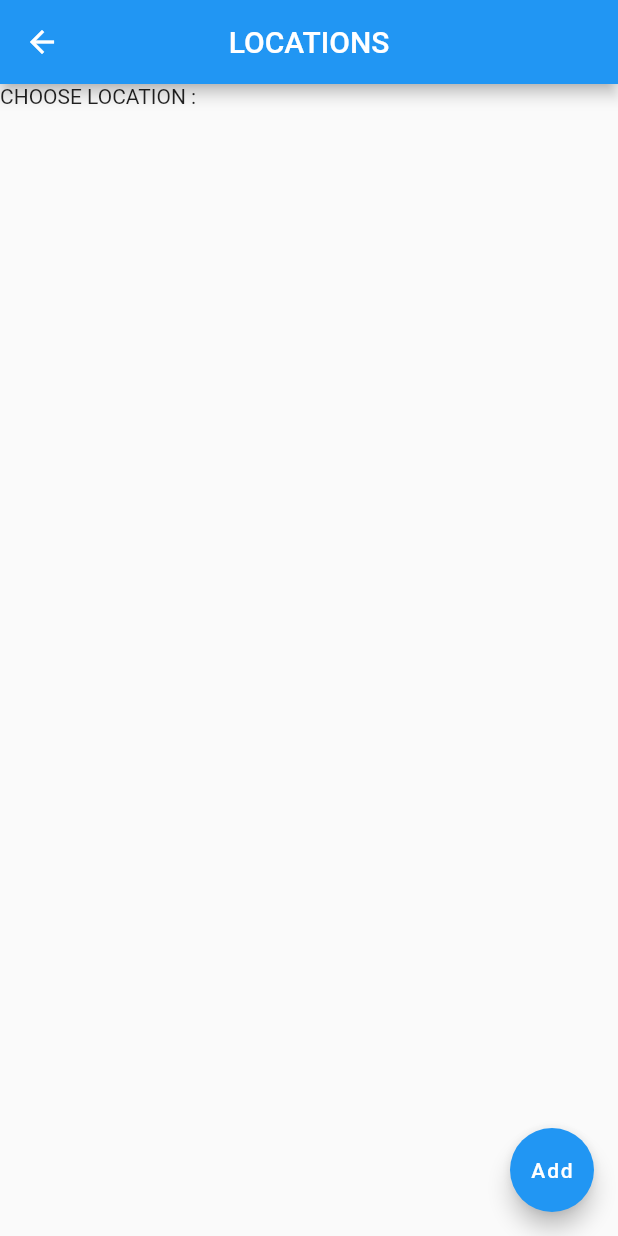
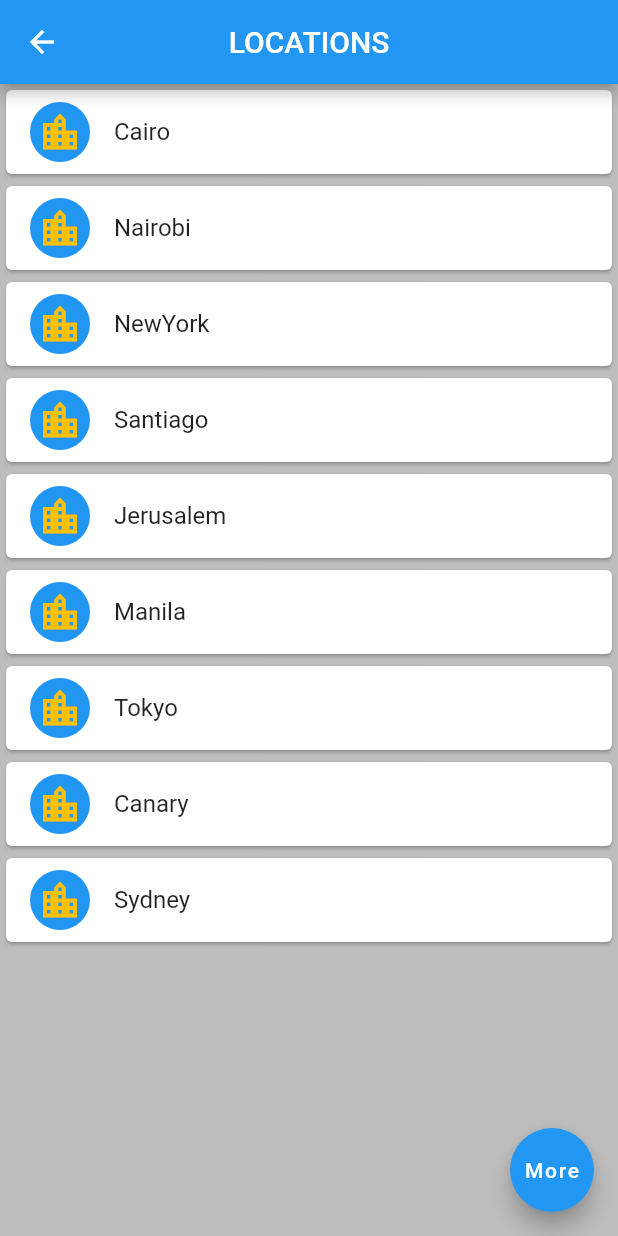
Before and after one commit to muchirajunior/flutter, a Flutter app: the screen it shows after launch, after a tap on "find new Location", on a phone screen of 412 x 824 dp. Run offline on Flutter 3.47's test engine with Material 2 defaults, Android fonts, the phone set to English and light mode, and no system bars; our stand-ins replace flutter_spinkit; network calls fail.

Commit message:
world time app complete

```diff
--- a/world_time/lib/network/worldtime.dart
+++ b/world_time/lib/network/worldtime.dart
@@ -7,18 +7,21 @@ class WorldTime{
   var realtime;
   var url;
   var flag;
+  bool daytime;
 
   WorldTime({this.location,this.flag,this.url});
 
   Future<void> getTime() async {
     try{
-    Response response = await get(Uri.parse('http://worldtimeapi.org/api/timezone/$url'));
+    var response = await get(Uri.parse('https://worldtimeapi.org/api/timezone/$url'));
      Map data=jsonDecode(response.body);
      var datetime=data['utc_datetime'];
      var offset=data['utc_offset'].substring(1,3);
 
      DateTime time=DateTime.parse(datetime);
      time=time.add(Duration(hours:int.parse(offset)));
+
+     daytime= time.hour >6 && time.hour<19 ? true : false;
 
      realtime=DateFormat.jm().format(time);
 
--- a/world_time/lib/pages/home.dart
+++ b/world_time/lib/pages/home.dart
@@ -7,50 +7,69 @@ class Home extends StatefulWidget {
 }
 
 class _HomeState extends State<Home> {
-     Map data={};
+  Map data = {};
 
   @override
   Widget build(BuildContext context) {
-
-   data=ModalRoute.of(context).settings.arguments;
-
-
+    data = data.isNotEmpty ? data : ModalRoute.of(context).settings.arguments;
+    print(data);
+    Color backcolor;
+    if (data['isdaytime'] == true) {
+      backcolor = Colors.lightBlue;
+    } else {
+      backcolor = Colors.grey[700];
+    }
     return Scaffold(
+        backgroundColor: backcolor,
         body: Center(
           child: Column(
             mainAxisAlignment: MainAxisAlignment.center,
             children: <Widget>[
               FlatButton.icon(
-              onPressed: () {
-                Navigator.pushNamed(context, '/location');
+                onPressed: () async {
+                  //getting data from pop back
+                  dynamic results =
+                      await Navigator.pushNamed(context, '/location');
+                  setState(() {
+                    data = {
+                      "time": results['time'],
+                      "location": results['location'],
+                      "isdaytime": results['isdaytime'],
+                      'flag': results['flag']
+                    };
+
+                    //update the background color
+                    if (data['isdaytime'] == true) {
+                        backcolor = Colors.lightBlue;
+                      } else {
+                        backcolor = Colors.grey[700];
+                      }
+                  });
                 },
                 icon: Icon(Icons.edit_location,
-                 size: 60,
-                 color: Colors.amber,
-              ),
+                    size: 60, color: Colors.grey[300]),
                 label: Text("find new Location",
                     style: TextStyle(
                       fontSize: 15,
+                      color: Colors.grey[200],
                     )),
-
               ),
-
-              SizedBox(height:20),
+              SizedBox(height: 20),
               Text(
                 data['location'],
                 style: TextStyle(
                   letterSpacing: 2,
-                  fontSize:28,
-
+                  fontSize: 28,
+                  color: Colors.white,
                 ),
               ),
-
-              SizedBox(height:20),
+              SizedBox(height: 20),
               Text(
                 data['time'],
                 style: TextStyle(
                   letterSpacing: 2,
-                  fontSize:50,
+                  fontSize: 50,
+                  color: Colors.white,
                 ),
               ),
             ],
--- a/world_time/lib/pages/loading.dart
+++ b/world_time/lib/pages/loading.dart
@@ -1,41 +1,42 @@
 import 'package:flutter/material.dart';
 import 'package:world_time/network/worldtime.dart';
+import 'package:flutter_spinkit/flutter_spinkit.dart';
+
 class Loading extends StatefulWidget {
   @override
   _LoadingState createState() => _LoadingState();
 }
 
 class _LoadingState extends State<Loading> {
-
-
-  void setTime() async{
-
-    WorldTime worldtime=WorldTime(location:"Nairobi",flag:"nairobi.jpg",url:"Africa/Nairobi");
+  void setTime() async {
+    WorldTime worldtime = WorldTime(
+        location: "Nairobi", flag: "nairobi.jpg", url: "Africa/Nairobi");
     await worldtime.getTime();
 
-   Navigator.pushReplacementNamed(context, '/home', arguments: {
-     "time":worldtime.realtime,
-     "location":worldtime.location,
-     "flag":worldtime.flag
-   });
-
+    Navigator.pushReplacementNamed(context, '/home', arguments: {
+      "time": worldtime.realtime,
+      "location": worldtime.location,
+      "flag": worldtime.flag,
+      "isdaytime":worldtime.daytime
+    });
   }
 
   @override
   void initState() {
     // TODO: implement initState
     super.initState();
-    setTime();
+
   }
 
   @override
   Widget build(BuildContext context) {
-
+    setTime();
     return Scaffold(
-        body: Padding(
-          padding: EdgeInsets.all(60),
-          child:Text("LOADING....."),
-        )
-    );
+      backgroundColor: Colors.red[800],
+        body: Center(
+            child: SpinKitThreeBounce	(
+      color: Colors.white,
+      size: 50.0,
+    )));
   }
 }
--- a/world_time/lib/pages/location.dart
+++ b/world_time/lib/pages/location.dart
@@ -1,4 +1,5 @@
 import 'package:flutter/material.dart';
+import 'package:world_time/network/worldtime.dart';
 
 class Location extends StatefulWidget {
   @override
@@ -7,18 +8,67 @@ class Location extends StatefulWidget {
 
 class _LocationState extends State<Location> {
 
+  List locations=[
+    WorldTime(location:"Cairo",url: "Africa/Cairo"),
+    WorldTime(location:"Nairobi",url: "Africa/Nairobi"),
+    WorldTime(location:"NewYork",url: "America/New_York"),
+    WorldTime(location:"Santiago",url: "America/Santiago"),
+    WorldTime(location:"Jerusalem",url: "Asia/Jerusalem"),
+    WorldTime(location:"Manila",url: "Asia/Manila"),
+    WorldTime(location:"Tokyo",url: "Asia/Tokyo"),
+    WorldTime(location:"Canary",url: "Atlantic/Canary"),
+    WorldTime(location:"Sydney",url: "Australia/Sydney")
+  ];
+
+  void updateTime (index) async{
+    WorldTime instance=locations[index];
+    await instance.getTime();
+
+    //send the data back to home screen
+    Navigator.pop(context,{
+      "location":instance.location,
+      "time":instance.realtime,
+      "isdaytime":instance.daytime,
+      "flag":"flag"
+
+    });
+  }
+
   @override
   Widget build(BuildContext context) {
 
     return Scaffold(
+      backgroundColor: Colors.grey[400],
       appBar: AppBar(
         title: Text("LOCATIONS"),
         centerTitle: true,
       ),
-      body: Text("CHOOSE LOCATION : "),
+
+      body: ListView.builder(
+        itemCount: locations.length,
+
+        itemBuilder: (context, index){
+              return Card(
+                child: ListTile(
+                      onTap: (){
+                       updateTime(index);
+                      },
+                      title: Text(locations[index].location),
+                      leading: CircleAvatar(
+                        child:Icon(
+                          Icons.location_city_sharp,
+                         size: 30 , color: Colors.amber) ,
+                        backgroundColor: Colors.blue,
+
+                      ),
+                ),
+              );
+        }
+        ),
+
       floatingActionButton: FloatingActionButton(
         onPressed: () {},
-        child: Text("Add"),
+        child: Text("More"),
       ),
     );
   }
--- a/world_time/pubspec.yaml
+++ b/world_time/pubspec.yaml
@@ -26,6 +26,7 @@ dependencies:
 
   http: ^0.13.1
   intl: ^0.17.0
+  flutter_spinkit: "^4.1.2"
 
 
   # The following adds the Cupertino Icons font to your application.
```
Also changed, not shown: world_time/pubspec.lock. Lines whose indentation alone changed are shown as unchanged.
